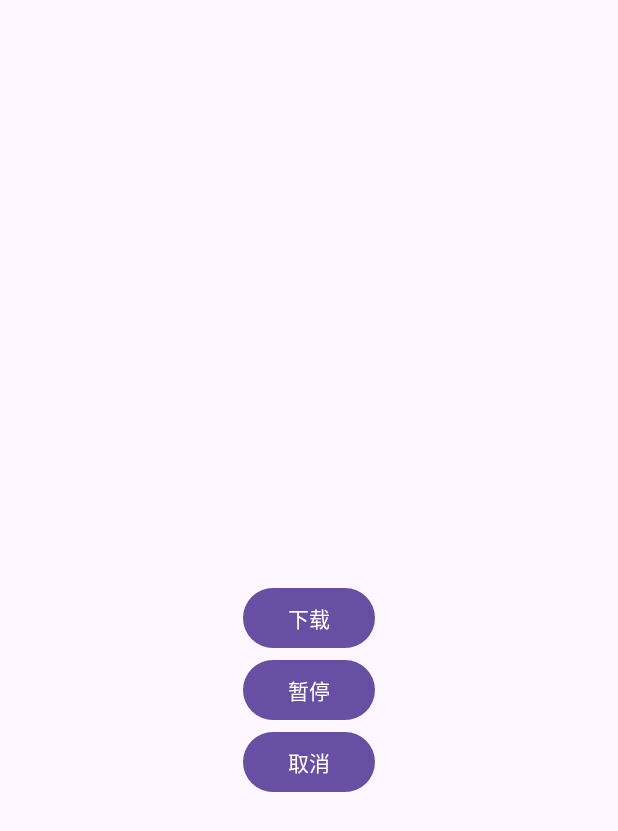
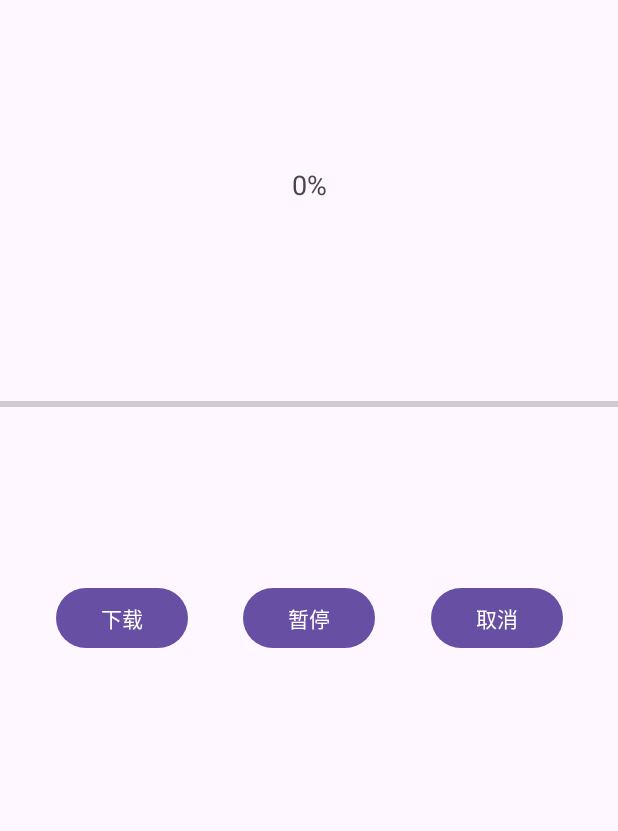
Before and after one commit to wuxaye/Xdownloader, an Android app: the screen it shows after launch (MainActivity), after a tap on "下载", on a phone screen of 412 x 824 dp. Shown: the top 831 px of the screen. Run offline under Robolectric (Android 15) with nearby library versions, the phone set to English and light mode, and no system bars; our stand-ins replace Room's generated code; libraries missing offline, so code that uses them is left out: com.hjq.permissions; 1 statement that could not run was skipped.

Commit message:
修改数据库表结构和单任务下载，增加使用Flow通知下载状态

```diff
--- a/app/src/main/java/com/xaye/downloader/DownloadConfig.kt
+++ b/app/src/main/java/com/xaye/downloader/DownloadConfig.kt
@@ -22,7 +22,6 @@ object DownloadConfig {
 
     init {
         //安卓11 分区存储 /storage/emulated/0/Download 公用下载目录
-        //在安卓11或以上版本，不能手动在sdcard下创建文件夹
         downloadDir = Environment.getExternalStoragePublicDirectory(Environment.DIRECTORY_DOWNLOADS).absolutePath
     }
 
@@ -74,12 +73,4 @@ object DownloadConfig {
     fun getDefaultDownloadFile(url : String) : File {
         return File(downloadDir , FileUtils.getMd5FileName(url))
     }
-
-    /**
-     * 自定义下载路径、文件名
-     */
-    fun getCustomDownloadFile(savePath: String, saveName: String) : File {
-        return File(savePath , saveName)
-    }
-
 }
--- a/app/src/main/java/com/xaye/downloader/DownloaderManager.kt
+++ b/app/src/main/java/com/xaye/downloader/DownloaderManager.kt
@@ -3,14 +3,23 @@ package com.xaye.downloader
 import android.annotation.SuppressLint
 import android.content.Context
 import android.content.Intent
-import androidx.lifecycle.Lifecycle
 import androidx.lifecycle.LifecycleOwner
 import androidx.lifecycle.LiveData
 import com.xaye.downloader.core.DownloaderService
 import com.xaye.downloader.entities.DownloadEntry
+import com.xaye.downloader.entities.DownloadStatus
 import com.xaye.downloader.listener.DownLoadListener
 import com.xaye.downloader.notify.DataChanger
 import com.xaye.downloader.utilities.Constants
+import com.xaye.downloader.utilities.Trace
+import kotlinx.coroutines.CoroutineScope
+import kotlinx.coroutines.Dispatchers
+import kotlinx.coroutines.cancel
+import kotlinx.coroutines.flow.MutableSharedFlow
+import kotlinx.coroutines.flow.SharedFlow
+import kotlinx.coroutines.flow.collectLatest
+import kotlinx.coroutines.launch
+import java.io.File
 
 /**
  * Author xaye
@@ -99,8 +108,12 @@ object DownloaderManager {
     /**
      * 获取下载状态
      */
-    fun getObserver(): LiveData<DownloadEntry> {
+    fun getObserverLiveData(): LiveData<DownloadEntry> {
         return DataChanger.getInstance(context).entriesLiveData
+    }
+
+    fun getObserverFlow(): SharedFlow<DownloadEntry> {
+        return DataChanger.getInstance(context).downloadStatus
     }
 
     /**
@@ -110,22 +123,43 @@ object DownloaderManager {
         lifecycleOwner: LifecycleOwner,
         tag: String,
         url: String,
-        savePath: String,
-        saveName: String,//文件名 可自定义，默认使用 FileUtils.getMd5FileName(url)
+        savePath: String? = null,//文件路径 可自定义，默认使用 FileUtils.getDownloadDir()
+        saveName: String? = null,//文件名 可自定义，默认使用 FileUtils.getMd5FileName(url)
         reDownload: Boolean = false,//是否强制重新下载
         listener: DownLoadListener
     ) {
+        val entry = DownloadEntry(
+            key = tag,
+            name = "",
+            url = url,
+            destFile = if (!savePath.isNullOrEmpty() && !saveName.isNullOrEmpty()) {
+                File(savePath, saveName).absolutePath
+            } else {
+                DownloadConfig.getDefaultDownloadFile(url).absolutePath
+            },
+            reDownload = reDownload
+        )
 
-        val entry = DownloadEntry(key = tag, name = "", url = url, destFile = DownloadConfig.getCustomDownloadFile(savePath, saveName).absolutePath)
         val intent = Intent(context, DownloaderService::class.java).apply {
             putExtra(Constants.KEY_DOWNLOAD_ENTRY, entry)
             putExtra(Constants.KEY_DOWNLOAD_ACTION, Constants.KEY_DOWNLOAD_ACTION_ADD)
         }
+        if (reDownload) {
+            DataChanger.getInstance(context).deleteDownloadEntry(entry.key)
+        }
         context.startService(intent)
 
-        getObserver().observe(lifecycleOwner) { entry ->
-            if (entry.key == tag) {
-                entry.notifyListener(listener)
+        CoroutineScope(Dispatchers.Main).launch {
+            getObserverFlow().collectLatest { entry ->
+                if (entry.key == tag) {
+                    Trace.d("collectLatest DownloadManager.download() entry = $entry")
+                    entry.notifyListener(listener)
+
+                    // 检查下载是否完成，如果完成则取消收集器
+                    if (entry.status == DownloadStatus.COMPLETED || entry.status == DownloadStatus.ERROR) {
+                        this.cancel()// 取消收集器.
+                    }
+                }
             }
         }
 
--- a/app/src/main/java/com/xaye/downloader/core/DownloaderService.kt
+++ b/app/src/main/java/com/xaye/downloader/core/DownloaderService.kt
@@ -13,6 +13,7 @@ import com.xaye.downloader.entities.DownloadEntry
 import com.xaye.downloader.entities.DownloadStatus
 import com.xaye.downloader.notify.DataChanger
 import com.xaye.downloader.utilities.Constants
+import com.xaye.downloader.utilities.Trace
 import kotlinx.coroutines.CoroutineScope
 import kotlinx.coroutines.Dispatchers
 import kotlinx.coroutines.launch
@@ -83,7 +84,6 @@ class DownloaderService : Service() {
         }
     }
 
-    // 处理每个条目的函数
     private suspend fun handleEntry(entry: DownloadEntry) {
         if (entry.status == DownloadStatus.DOWNLOADING || entry.status == DownloadStatus.WAITING) {
             if (getRecoverDownloadWhenStart()) {
--- a/app/src/main/java/com/xaye/downloader/core/DownloaderTask.kt
+++ b/app/src/main/java/com/xaye/downloader/core/DownloaderTask.kt
@@ -81,7 +81,7 @@ class DownloaderTask(
     * */
     fun start() {
         taskScope.launch {
-            if (isDownloadCompleted(entry)) {
+            if (isDownloadCompleted(entry) && !entry.reDownload) {
                 entry.status = DownloadStatus.COMPLETED
                 notifyUpdate(entry, DownloaderService.NOTIFY_COMPLETED)
             } else {
@@ -100,18 +100,22 @@ class DownloaderTask(
 
     }
 
+    /*
+    *判断文件是否下载完成
+    * */
     private suspend fun isDownloadCompleted(entry: DownloadEntry): Boolean {
         return withContext(Dispatchers.IO) {
             val downloadDao = DownloadDatabase.getInstance(context).downloadEntryDao()
             val downloadEntry = downloadDao.getDownloadById(entry.key)
 
             val file = File(entry.destFile)
-            Trace.e("isDownloadCompleted file.exists() = ${file.exists()}, file = ${file.absolutePath} downloadEntry is null = ${downloadEntry == null}, currentLength = ${downloadEntry?.currentLength}")
             val currentLength = if (!file.exists()) {
                 0L
             } else {
                 downloadEntry?.currentLength ?: 0L
             }
+            Trace.e("isDownloadCompleted file.exists() = ${file.exists()}, file = ${file.absolutePath} downloadEntry is null = ${downloadEntry == null}, currentLength = ${downloadEntry?.currentLength}  - ${entry.hashCode()}")
+
             file.exists() && currentLength == 0L
         }
     }
--- a/app/src/main/java/com/xaye/downloader/entities/DownloadEntry.kt
+++ b/app/src/main/java/com/xaye/downloader/entities/DownloadEntry.kt
@@ -35,7 +35,8 @@ data class DownloadEntry(
     var percent: Int = 0,
     var speed: Float = 0F, //下载速度 剩余时间
     var exception: DownloadException? = null, //下载异常情况
-    var destFile: String = getDefaultDownloadFile(url).absolutePath //保存到本地的目标文件
+    var destFile: String = getDefaultDownloadFile(url).absolutePath, //保存到本地的目标文件路径
+    var reDownload: Boolean = false,//是否强制重新下载
 ) : Parcelable {
 
     override fun toString(): String {
--- a/app/src/main/java/com/xaye/downloader/listener/DownLoadListener.kt
+++ b/app/src/main/java/com/xaye/downloader/listener/DownLoadListener.kt
@@ -6,6 +6,7 @@ package com.xaye.downloader.listener
  */
 interface DownLoadListener {
 
+    //更新进度
     fun onUpdate( key: String,progress: Int, read: Long,count: Long,done: Boolean)
 
     //等待下载
--- a/app/src/main/java/com/xaye/downloader/notify/DataChanger.kt
+++ b/app/src/main/java/com/xaye/downloader/notify/DataChanger.kt
@@ -11,6 +11,9 @@ import com.xaye.downloader.utilities.Trace
 import kotlinx.coroutines.CoroutineScope
 import kotlinx.coroutines.Dispatchers
 import kotlinx.coroutines.SupervisorJob
+import kotlinx.coroutines.channels.BufferOverflow
+import kotlinx.coroutines.flow.MutableSharedFlow
+import kotlinx.coroutines.flow.SharedFlow
 import kotlinx.coroutines.launch
 import kotlinx.coroutines.withContext
 import java.util.concurrent.ConcurrentHashMap
@@ -23,6 +26,9 @@ class DataChanger private constructor(private val context: Context) {
     private val operatedEntries = ConcurrentHashMap<String, DownloadEntry>()
     private val _entriesLiveData = MutableLiveData<DownloadEntry>()
     val entriesLiveData: LiveData<DownloadEntry> get() = _entriesLiveData
+
+    private val _downloadStatus = MutableSharedFlow<DownloadEntry>(replay = 0, extraBufferCapacity = 1, onBufferOverflow = BufferOverflow.DROP_OLDEST)
+    val downloadStatus: SharedFlow<DownloadEntry> get() = _downloadStatus
 
     //SupervisorJob()，保证 databaseScope 的生命周期管理，并避免子协程失败影响其他协程
     private val databaseScope = CoroutineScope(Dispatchers.IO + SupervisorJob())
@@ -56,6 +62,7 @@ class DataChanger private constructor(private val context: Context) {
 
             withContext(Dispatchers.IO) {
                 downloadDao.insertOrUpdate(entry)
+                Trace.d("postStatus insertOrUpdateentry : $entry")
             }
 
             if (entry.status == DownloadStatus.COMPLETED) {
@@ -71,7 +78,9 @@ class DataChanger private constructor(private val context: Context) {
 
             // 用主线程上的最新条目更新LiveData
             withContext(Dispatchers.Main) {
-                _entriesLiveData.value = entry
+                _entriesLiveData.value = entry //livedata
+
+                _downloadStatus.emit(entry)//flow
             }
         }
     }
--- a/app/src/main/java/com/xaye/downloader/ui/ListActivity.kt
+++ b/app/src/main/java/com/xaye/downloader/ui/ListActivity.kt
@@ -87,7 +87,7 @@ class ListActivity : AppCompatActivity() {
                 }
             }
 
-        DownloaderManager.getObserver().observe(this) { data ->
+        DownloaderManager.getObserverLiveData().observe(this) { data ->
             val index = mDownloadEntries.indexOfFirst { it.key == data.key }
             if (index != -1) {
                 mDownloadEntries[index] = data
--- a/app/src/main/java/com/xaye/downloader/ui/MainActivity.kt
+++ b/app/src/main/java/com/xaye/downloader/ui/MainActivity.kt
@@ -1,5 +1,6 @@
 package com.xaye.downloader.ui
 
+import android.annotation.SuppressLint
 import android.os.Bundle
 import android.os.Environment
 import androidx.appcompat.app.AppCompatActivity
@@ -11,6 +12,10 @@ import com.xaye.downloader.entities.DownloadEntry
 import com.xaye.downloader.entities.DownloadStatus
 import com.xaye.downloader.listener.DownLoadListener
 import com.xaye.downloader.utilities.Trace
+import kotlinx.coroutines.CoroutineScope
+import kotlinx.coroutines.Dispatchers
+import kotlinx.coroutines.flow.collectLatest
+import kotlinx.coroutines.launch
 
 
 class MainActivity : AppCompatActivity() {
@@ -37,11 +42,12 @@ class MainActivity : AppCompatActivity() {
             }
 
         DownloaderManager.init(this)
-        binding.btnDownloader.setOnClickListener {
+        binding.btnDownload.setOnClickListener {
             DownloaderManager.download(this, tag = "WifiKey",
                 url = "https://down11.zol.com.cn/liaotiao/WifiKey5.0.0w.apk",
                 savePath = Environment.getExternalStorageDirectory().absolutePath + "/CustomDownload/",
                 saveName = "WifiKey5.0.0w.apk",
+                reDownload = false,
                 listener = object :
                     DownLoadListener {
                     override fun onUpdate(
@@ -52,22 +58,30 @@ class MainActivity : AppCompatActivity() {
                         done: Boolean
                     ) {
                         Trace.d("onUpdate key: $key, progress: $progress, read: $read, count: $count, done: $done")
+                        binding.tvProgress.text = "$progress%"
+                        binding.progressBar.progress = progress
                     }
 
                     override fun onDownLoadPrepare(key: String) {
                        Trace.d("onDownLoadPrepare key: $key")
+                        binding.tvProgress.text = "Prepare"
                     }
 
                     override fun onDownLoadError(key: String, throwable: Throwable) {
                         Trace.e("onDownLoadError key: $key, throwable: $throwable")
+                        binding.tvProgress.text = "Error : ${throwable.message}"
                     }
 
+                    @SuppressLint("SetTextI18n")
                     override fun onDownLoadSuccess(key: String, path: String, size: Long) {
                         Trace.d("onDownLoadSuccess key: $key, path: $path, size: $size")
+                        binding.tvProgress.text = 100.toString() + "%"
+                        binding.progressBar.progress = 100
                     }
 
                     override fun onDownLoadPause(key: String) {
                         Trace.d("onDownLoadPause key: $key")
+                        binding.tvProgress.text = "Pause"
                     }
 
                 })
@@ -90,10 +104,15 @@ class MainActivity : AppCompatActivity() {
 
     override fun onResume() {
         super.onResume()
-       DownloaderManager.getObserver().observe(this) { data ->
+       DownloaderManager.getObserverLiveData().observe(this) { data ->
            entry = data
-           Trace.e(data.toString())
+           //Trace.e(data.toString())
        }
+        CoroutineScope(Dispatchers.IO).launch {
+            DownloaderManager.getObserverFlow().collectLatest { entry ->
+                Trace.e("Flow 1-> $entry")
+            }
+        }
     }
 
 }
--- a/app/src/main/res/layout/activity_main.xml
+++ b/app/src/main/res/layout/activity_main.xml
@@ -6,13 +6,37 @@
     android:layout_height="match_parent"
     tools:context=".ui.MainActivity">
 
+    <TextView
+        android:id="@+id/tvProgress"
+        android:layout_width="wrap_content"
+        android:layout_height="wrap_content"
+        android:text="0%"
+        android:textSize="18sp"
+        app:layout_constraintLeft_toLeftOf="parent"
+        app:layout_constraintTop_toTopOf="parent"
+        app:layout_constraintRight_toRightOf="parent"
+        app:layout_constraintBottom_toTopOf="@id/progressBar"/>
+
+    <ProgressBar
+        android:id="@+id/progressBar"
+        android:layout_width="match_parent"
+        android:layout_height="wrap_content"
+        android:layout_below="@id/tvProgress"
+        android:layout_marginTop="16dp"
+        style="@android:style/Widget.DeviceDefault.Light.ProgressBar.Horizontal"
+        app:layout_constraintLeft_toLeftOf="parent"
+        app:layout_constraintTop_toBottomOf="@id/tvProgress"
+        app:layout_constraintRight_toRightOf="parent"
+        app:layout_constraintBottom_toTopOf="@id/btn_download"/>
+
+
     <Button
-        android:id="@+id/btn_downloader"
+        android:id="@+id/btn_download"
         android:layout_width="wrap_content"
         android:layout_height="wrap_content"
         android:text="下载"
         app:layout_constraintBottom_toBottomOf="parent"
-        app:layout_constraintEnd_toEndOf="parent"
+        app:layout_constraintEnd_toStartOf="@id/btn_pause"
         app:layout_constraintStart_toStartOf="parent"
         app:layout_constraintTop_toTopOf="parent" />
 
@@ -21,18 +45,18 @@
         android:layout_width="wrap_content"
         android:layout_height="wrap_content"
         android:text="暂停"
-        app:layout_constraintLeft_toLeftOf="@id/btn_downloader"
-        app:layout_constraintTop_toBottomOf="@id/btn_downloader"
-        app:layout_constraintRight_toRightOf="@id/btn_downloader"/>
+        app:layout_constraintTop_toTopOf="@id/btn_download"
+        app:layout_constraintStart_toEndOf="@id/btn_download"
+        app:layout_constraintEnd_toStartOf="@id/btn_cancel"/>
 
     <Button
         android:id="@+id/btn_cancel"
         android:layout_width="wrap_content"
         android:layout_height="wrap_content"
         android:text="取消"
-        app:layout_constraintLeft_toLeftOf="@id/btn_pause"
-        app:layout_constraintTop_toBottomOf="@id/btn_pause"
-        app:layout_constraintRight_toRightOf="@id/btn_pause"/>
+        app:layout_constraintTop_toTopOf="@id/btn_download"
+        app:layout_constraintStart_toEndOf="@id/btn_pause"
+        app:layout_constraintEnd_toEndOf="parent"/>
 
 
 </androidx.constraintlayout.widget.ConstraintLayout>
```
Also changed, not shown: 1 other file.
